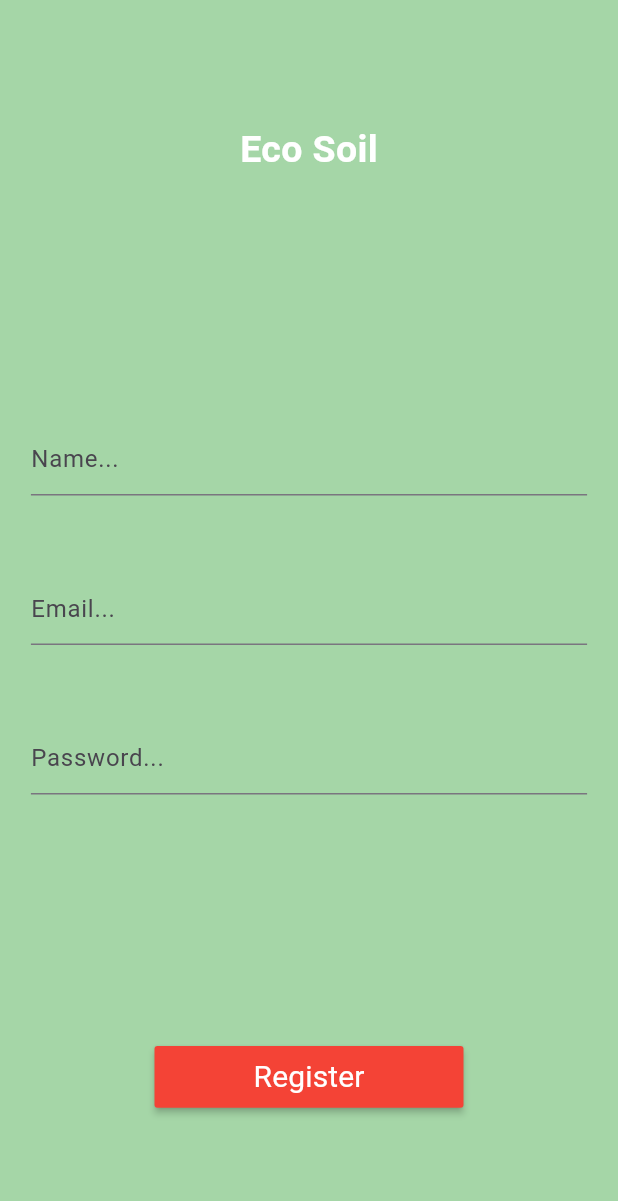
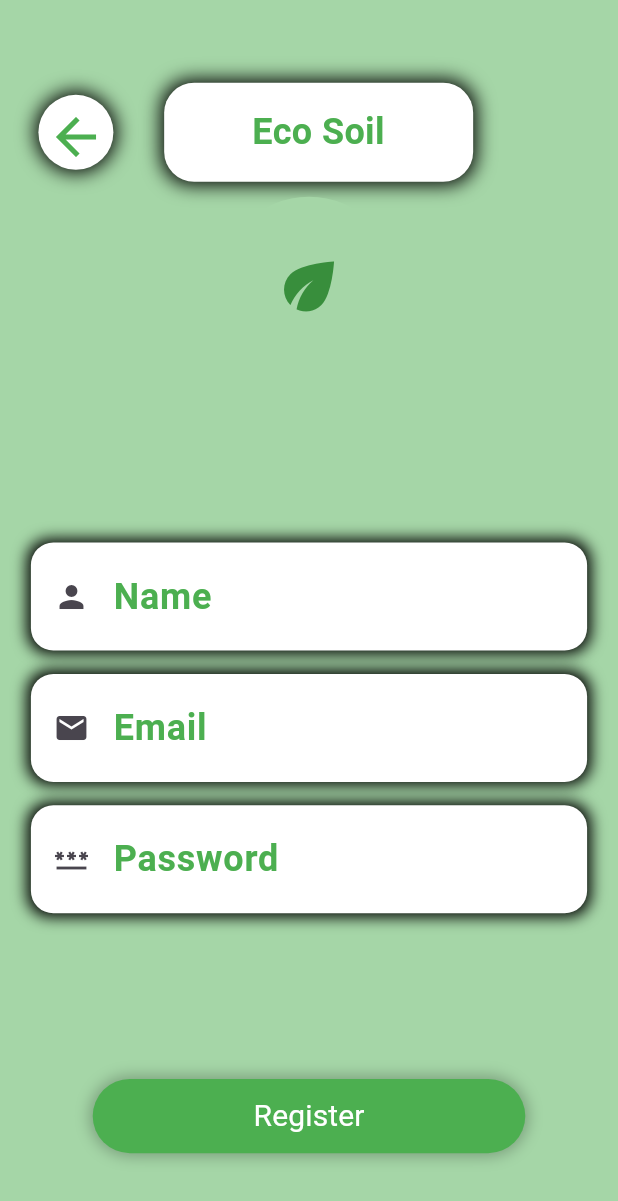
Before and after one commit to KonstantinZlatew/HackTues11, a Flutter app: the RegisterPage screen opened by its route, on a phone screen of 412 x 824 dp. Shown: the top 1201 px of the screen. Run offline on Flutter 3.47's test engine with Material 3 defaults, Android fonts, the phone set to English and light mode, and no system bars; our stand-ins replace cloud_firestore, firebase_auth, firebase_core, firebase_storage, get_it; accounts and stored records are empty.

Commit message:
finished the design of the register page and added a back button

```diff
--- a/flutter/hackware/lib/pages/login_page.dart
+++ b/flutter/hackware/lib/pages/login_page.dart
@@ -10,9 +10,6 @@ class LoginPage extends StatefulWidget {
 }
 
 class _LoginPageState extends State<LoginPage> {
-  final TextEditingController _emailController = TextEditingController();
-  bool _isEmailFocused = false;
-
   double? _deviceHeight, _deviceWidth;
 
   FirebaseService? _firebaseService;
--- a/flutter/hackware/lib/pages/register_page.dart
+++ b/flutter/hackware/lib/pages/register_page.dart
@@ -36,17 +36,85 @@ class _RegisterPageState extends State<RegisterPage> {
           mainAxisAlignment: MainAxisAlignment.spaceAround,
           mainAxisSize: MainAxisSize.max,
           crossAxisAlignment: CrossAxisAlignment.center,
-          children: [_titleWidget(), _registrationForm(), _registerButton()],
+          children: [_headerWidget(), _registrationForm(), _registerButton()],
         ),
       ),
     )));
   }
 
-  Widget _titleWidget() {
-    return const Text(
+  Widget _headerWidget() {
+    return Column(
+      children: [
+        Row(
+          children: [
+            Container(
+              width: 60,
+              height: 50,
+              decoration: BoxDecoration(
+                shape: BoxShape.circle,
+                color: Colors.white,
+                boxShadow: [
+                  BoxShadow(
+                    blurRadius: 10,
+                    spreadRadius: 2,
+                  ),
+                ],
+              ),
+              child: IconButton(
+                  onPressed: () {
+                    Navigator.pop(context);
+                  },
+                  icon: Icon(
+                    Icons.arrow_back,
+                    color: Colors.green,
+                    size: 40,
+                  )),
+            ),
+            SizedBox(
+              width: _deviceWidth! * 0.07,
+            ),
+            Container(
+              width: _deviceWidth! * 0.5,
+              padding: EdgeInsets.all(16),
+              decoration: BoxDecoration(
+                color: Colors.white,
+                borderRadius: BorderRadius.circular(20),
+                boxShadow: [
+                  BoxShadow(
+                    blurRadius: 10,
+                    spreadRadius: 2,
+                  ),
+                ],
+              ),
+              child: Text(
                 "Eco Soil",
                 style: TextStyle(
-          fontSize: 25, fontWeight: FontWeight.w600, color: Colors.white),
+                  color: Colors.green,
+                  fontSize: 24,
+                  fontWeight: FontWeight.bold,
+                ),
+                textAlign: TextAlign.center,
+              ),
+            ),
+          ],
+        ),
+        SizedBox(height: 10),
+        Container(
+          width: 120,
+          height: 120,
+          decoration: BoxDecoration(
+            shape: BoxShape.circle,
+            color: Colors.green.shade200,
+          ),
+          child: Center(
+            child: Icon(
+              Icons.eco,
+              size: 50,
+              color: Colors.green.shade700,
+            ),
+          ),
+        ),
+      ],
     );
   }
 
@@ -69,20 +137,62 @@ class _RegisterPageState extends State<RegisterPage> {
   }
 
   Widget _nameTextField() {
-    return TextFormField(
-      decoration: const InputDecoration(hintText: "Name..."),
-      validator: (_value) => _value!.length > 0 ? null : "please enter a name.",
+    return Container(
+      padding: EdgeInsets.symmetric(horizontal: 15, vertical: 5),
+      decoration: BoxDecoration(
+        color: Colors.white,
+        borderRadius: BorderRadius.circular(15),
+        boxShadow: [
+          BoxShadow(
+            blurRadius: 8,
+            spreadRadius: 2,
+          ),
+        ],
+      ),
+      child: TextFormField(
+        decoration: const InputDecoration(
+          icon: Icon(Icons.person),
+          labelText: "Name",
+          hintText: "e.g. Jane Smith",
+          border: InputBorder.none,
+          floatingLabelBehavior: FloatingLabelBehavior.auto,
+          labelStyle: TextStyle(
+              color: Colors.green, fontWeight: FontWeight.bold, fontSize: 24),
+        ),
+        validator: (_value) =>
+            _value!.length > 0 ? null : "please enter a name.",
         onSaved: (_value) {
           setState(() {
             _name = _value;
           });
         },
+      ),
     );
   }
 
   Widget _emailTextField() {
-    return TextFormField(
-      decoration: const InputDecoration(hintText: "Email..."),
+    return Container(
+      padding: EdgeInsets.symmetric(horizontal: 15, vertical: 5),
+      decoration: BoxDecoration(
+        color: Colors.white,
+        borderRadius: BorderRadius.circular(15),
+        boxShadow: [
+          BoxShadow(
+            blurRadius: 8,
+            spreadRadius: 2,
+          ),
+        ],
+      ),
+      child: TextFormField(
+        decoration: const InputDecoration(
+          icon: Icon(Icons.email),
+          labelText: "Email",
+          hintText: "example@domain.com",
+          border: InputBorder.none,
+          floatingLabelBehavior: FloatingLabelBehavior.auto,
+          labelStyle: TextStyle(
+              color: Colors.green, fontWeight: FontWeight.bold, fontSize: 24),
+        ),
         onSaved: (_value) {
           setState(() {
             _email = _value;
@@ -95,13 +205,34 @@ class _RegisterPageState extends State<RegisterPage> {
           );
           return _result ? null : "Please enter a valid email";
         },
+      ),
     );
   }
 
   Widget _passwordTextField() {
-    return TextFormField(
+    return Container(
+      padding: EdgeInsets.symmetric(horizontal: 15, vertical: 5),
+      decoration: BoxDecoration(
+        color: Colors.white,
+        borderRadius: BorderRadius.circular(15),
+        boxShadow: [
+          BoxShadow(
+            blurRadius: 8,
+            spreadRadius: 2,
+          ),
+        ],
+      ),
+      child: TextFormField(
           obscureText: true,
-        decoration: const InputDecoration(hintText: "Password..."),
+          decoration: const InputDecoration(
+            icon: Icon(Icons.password),
+            labelText: "Password",
+            hintText: "Enter a strong password...",
+            border: InputBorder.none,
+            floatingLabelBehavior: FloatingLabelBehavior.auto,
+            labelStyle: TextStyle(
+                color: Colors.green, fontWeight: FontWeight.bold, fontSize: 24),
+          ),
           onSaved: (_value) {
             setState(() {
               _password = _value;
@@ -109,19 +240,33 @@ class _RegisterPageState extends State<RegisterPage> {
           },
           validator: (_value) => _value!.length > 6
               ? null
-            : "Please enter a password greater than 6 char");
+              : "Please enter a password greater than 6 char"),
+    );
   }
 
   Widget _registerButton() {
-    return MaterialButton(
+    return Container(
+      width: _deviceWidth! * 0.7,
+      height: _deviceHeight! * 0.06,
+      decoration: BoxDecoration(
+        color: Colors.green,
+        borderRadius: BorderRadius.circular(30),
+        boxShadow: [
+          BoxShadow(
+            color: Colors.black26,
+            blurRadius: 8,
+            spreadRadius: 2,
+          ),
+        ],
+      ),
+      child: MaterialButton(
         onPressed: _registerUser,
-      minWidth: _deviceWidth! * 0.50,
-      height: _deviceHeight! * 0.05,
-      color: Colors.red,
+        shape: RoundedRectangleBorder(borderRadius: BorderRadius.circular(30)),
         child: const Text(
           "Register",
           style: TextStyle(
               color: Colors.white, fontSize: 20, fontWeight: FontWeight.w400),
+        ),
       ),
     );
   }
```
Lines whose indentation alone changed are shown as unchanged.
